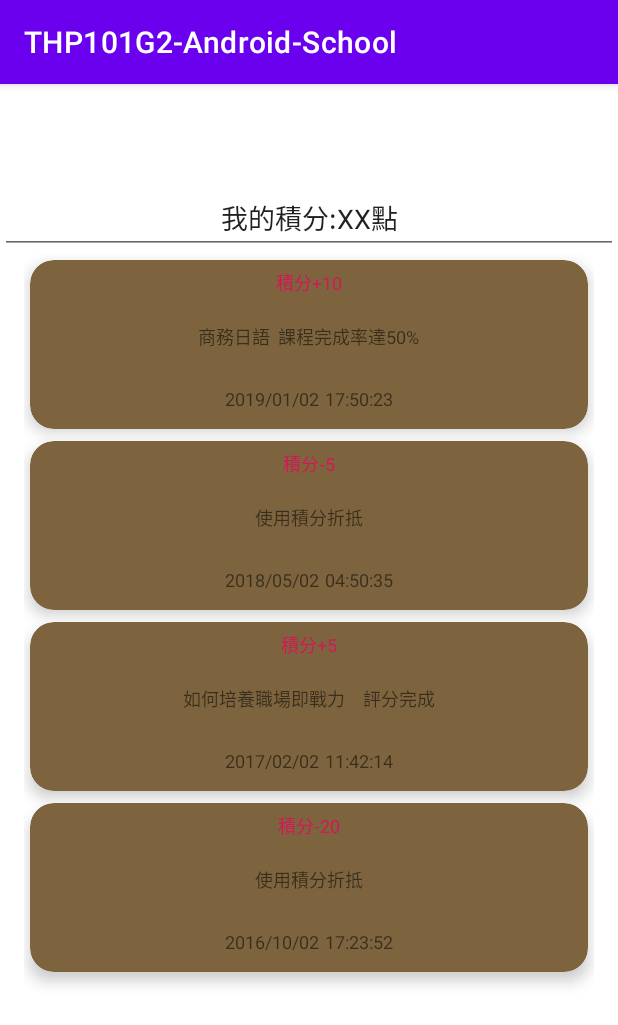
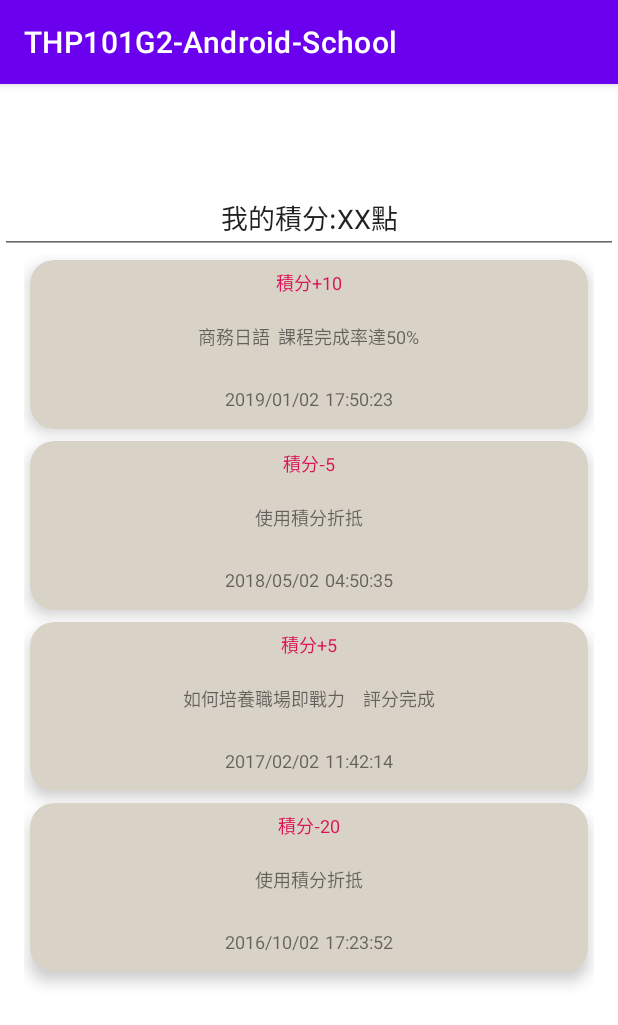
Before and after one commit to sonic711/THP101G2-Android-School, an Android app: the fragment PointFragment shown on its own in the app's theme, on a phone screen of 412 x 824 dp. Shown: the top 1025 px of the screen. Run offline under Robolectric (Android 15) with nearby library versions, the phone set to English and light mode, and no system bars; our stand-ins replace data binding.

```diff
--- a/app/src/main/res/layout/fragment_point.xml
+++ b/app/src/main/res/layout/fragment_point.xml
@@ -40,5 +40,6 @@
             app:layout_constraintEnd_toEndOf="parent"
             app:layout_constraintStart_toStartOf="parent"
             app:layout_constraintTop_toTopOf="parent" />
+
     </androidx.constraintlayout.widget.ConstraintLayout>
 </layout>
--- a/app/src/main/res/layout/fragment_point_itemview.xml
+++ b/app/src/main/res/layout/fragment_point_itemview.xml
@@ -18,7 +18,7 @@
             android:layout_height="wrap_content"
             android:layout_margin="4dp"
             android:foreground="?selectableItemBackground"
-            app:cardBackgroundColor="#7D643E"
+            app:cardBackgroundColor="#D9D2C7"
             app:cardCornerRadius="16dp"
             app:cardElevation="6dp">
 
```
Also changed, not shown: app/src/main/java/com/example/thp101g2_android_school/point/controller/PointFragment.kt (+23 -11 lines), app/src/main/java/com/example/thp101g2_android_school/point/others/SetAlertDialog.kt (added, +20 -0 lines).
